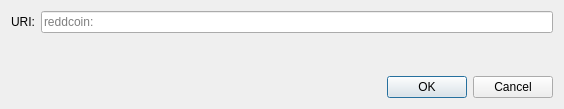
Qt form src/qt/forms/openuridialog.ui (Crestington/MaryJane) before a commit.
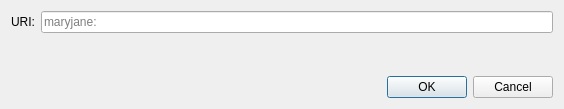
The same form after that commit. Custom widgets are drawn as their Qt base class.

```diff
--- a/src/qt/forms/openuridialog.ui
+++ b/src/qt/forms/openuridialog.ui
@@ -26,7 +26,7 @@
      <item>
       <widget class="QValidatedLineEdit" name="uriEdit">
        <property name="placeholderText">
-        <string notr="true">reddcoin:</string>
+        <string notr="true">maryjane:</string>
        </property>
       </widget>
      </item>
```
Left out of the diff: 2 changed lines with no effect on the pictures.
